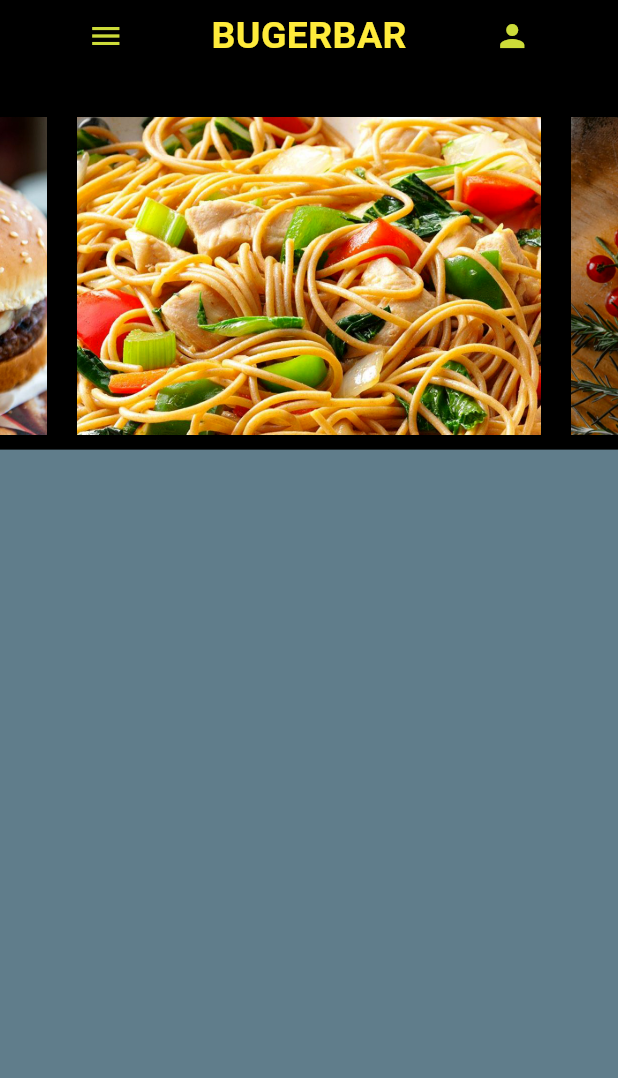
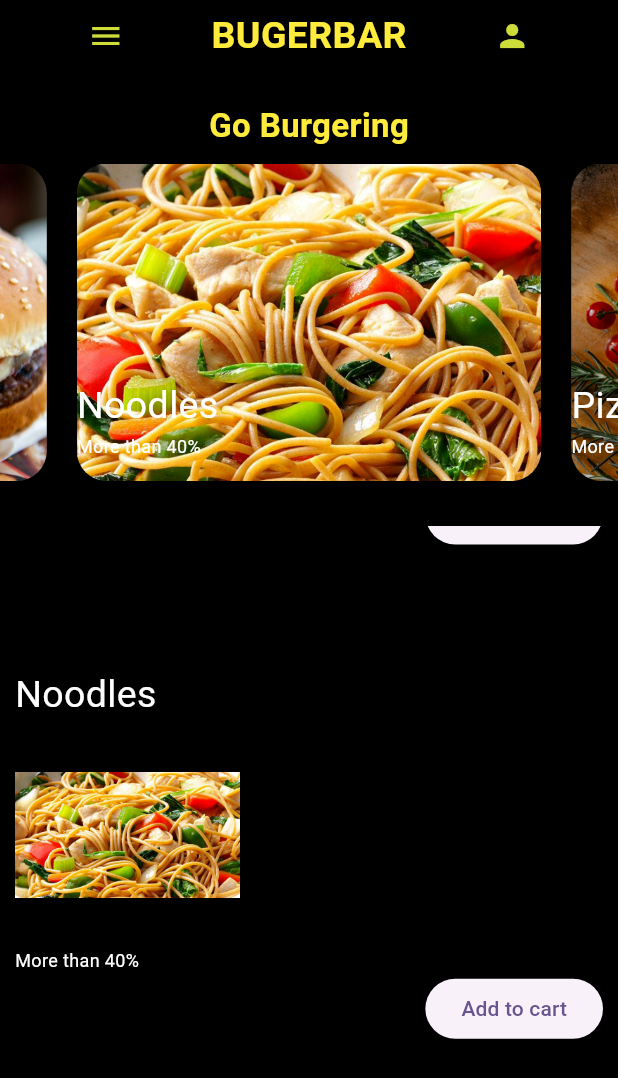
Before and after one commit to EhsaanIlyas456/Restaurant_App, a Flutter app: the screen it shows after launch, on a phone screen of 412 x 824 dp. Shown: the top 1078 px of the screen. Run offline on Flutter 3.47's test engine with Material 3 defaults, Android fonts, the light colour scheme and no system bars; Roboto replaces fonts that are missing (New Times Roman).

Commit message:
I have created a Vertical and Horizontal Slider of Cart items

```diff
--- a/lib/Hompage.dart
+++ b/lib/Hompage.dart
@@ -15,7 +15,7 @@ class _HompageState extends State<Hompage> {
     var screenheight=MediaQuery.of(context).size.height;
     var screenwidth=MediaQuery.of(context).size.width;
        return Scaffold(
-         backgroundColor: Colors.blueGrey,
+         backgroundColor: Colors.black,
          body: Container(
            width: screenwidth,
            height: screenheight,
@@ -23,6 +23,9 @@ class _HompageState extends State<Hompage> {
            child: SafeArea(
              child:SingleChildScrollView(
 
+               child: Column(
+                 children: [
+                   SingleChildScrollView(
                      child: Container(
                      color:Colors.black,
                        child: Column(
@@ -44,11 +47,29 @@ class _HompageState extends State<Hompage> {
                          SizedBox(
                            height: 20,
                          ),
+                           Container(
+                             child: Text("Go Burgering", style: TextStyle(fontSize: 22,color:Colors.yellow,fontWeight: FontWeight.bold)),
+
+                           ),
+                           BannerAreaV(),
+                           SizedBox(
+                             height: 20,
+                           ),
                            BannerArea(),
+
                          ],
 
 
+
                        ),
+                     ),
+                   ),
+                  SizedBox(
+                    height:15,
+
+                  ),
+
+                 ],
                ),
 
 
@@ -70,16 +91,12 @@ class _HompageState extends State<Hompage> {
 var bannerItems=["Burger","Noodles","Pizza","Hawkers","bluehill",];
 var bannerImage= ["images/burger.jpg","images/noodles.jpg", "images/pizza.jpg", "images/hawkers.jpg","images/bluehill.jpg"];
 class BannerArea extends StatelessWidget {
-  const BannerArea({super.key});
+  const BannerArea({Key? key}) : super(key: key);
 
   @override
   Widget build(BuildContext context) {
-
-    var screenwidth=MediaQuery.of(context).size.width;
-    PageController controller=PageController(viewportFraction: 0.8,initialPage: 1);
-
- int x=0;
-// Assuming bannerImage and bannerItems have the same length
+    var screenwidth = MediaQuery.of(context).size.height*0.5;
+    PageController controller = PageController(viewportFraction: 0.8, initialPage: 1);
 
     List<Widget> banners = [];
 
@@ -91,7 +108,48 @@ class BannerArea extends StatelessWidget {
             child: Stack(
               fit: StackFit.expand,
               children: <Widget>[
-                Image.asset(bannerImage[x], fit: BoxFit.cover),
+
+                ClipRRect(
+                  borderRadius: BorderRadius.all(Radius.circular(20.0)),
+
+
+
+                ),
+                Column(
+                  mainAxisAlignment: MainAxisAlignment.end,
+                  crossAxisAlignment: CrossAxisAlignment.start,
+                  children: <Widget>[
+                    Text(bannerItems[x], style: TextStyle(fontSize: 25.0, color: Colors.white)),
+                    Image.asset(
+                      bannerImage[x],
+                      height: 150,
+                      width: 150,
+                    ),
+
+
+                    Text(
+                      "More than 40%",
+                      style: TextStyle(fontSize: 12.0, color: Colors.white),
+                    ),
+                    Row(
+
+                      mainAxisAlignment: MainAxisAlignment.end,
+                      crossAxisAlignment: CrossAxisAlignment.end,
+                      children:<Widget>[
+                        ElevatedButton(
+                          onPressed: () {
+                            // Your button press logic here
+                          },
+                          child: Text('Add to cart'), // You can replace this with any widget as your button label
+                        )
+
+                      ]
+                    ),
+                    SizedBox(
+                      height: 15,
+                    ),
+                  ],
+                )
               ],
             ),
           ),
@@ -106,21 +164,15 @@ class BannerArea extends StatelessWidget {
       }
     }
 
-// Rest of your code...
-
-
-
-
     return Container(
-      width: screenwidth,
-      height: screenwidth*9/16,
-      child: banners.isNotEmpty ? PageView(
-        controller:controller ,
-        scrollDirection: Axis.horizontal,
+      height: screenwidth,
+      child: banners.isNotEmpty
+          ? PageView(
+        controller: controller,
+        scrollDirection: Axis.vertical,
         children: banners,
-
-      ): Container(),
-
+      )
+          : Container(),
     );
   }
 }
@@ -172,3 +224,89 @@ class _MenulistState extends State<Menulist> {
     );
   }
 }
+
+var bannerItemsk=["Burger","Noodles","Pizza","Hawkers","bluehill",];
+var bannerImagek= ["images/burger.jpg","images/noodles.jpg", "images/pizza.jpg", "images/hawkers.jpg","images/bluehill.jpg"];
+class BannerAreaV extends StatelessWidget {
+  const BannerAreaV({super.key});
+
+  @override
+  Widget build(BuildContext context) {
+
+    var screenwidth=MediaQuery.of(context).size.width;
+    PageController controller=PageController(viewportFraction: 0.8,initialPage: 1);
+
+    int x=0;
+// Assuming bannerImage and bannerItems have the same length
+
+    List<Widget> banners = [];
+
+    for (int x = 0; x < bannerItemsk.length; x++) {
+      if (x < bannerImagek.length) {
+        var bannerView = Padding(
+            padding: EdgeInsets.all(10.0),
+            child: Container(
+              child: Stack(
+                fit: StackFit.expand,
+                children: <Widget>[
+                  ClipRRect(
+                    borderRadius: BorderRadius.all(Radius.circular(20.0)),
+                    child: Image.asset(bannerImagek[x], fit: BoxFit.cover),
+                  ),
+
+
+                  Column(
+
+                    mainAxisAlignment: MainAxisAlignment.end,
+                    crossAxisAlignment: CrossAxisAlignment.start,
+                    children:<Widget>[
+                      Text(bannerItemsk[x],style: TextStyle(fontSize: 25.0,color: Colors.white),),
+                      Text(
+                        "More than 40%",
+                        style: TextStyle(fontSize: 12.0,color:Colors.white),
+                      ),
+                      SizedBox(
+                        height:15,
+                      ),
+
+
+                    ],
+
+
+                  )
+
+
+
+                ],
+
+
+              ),
+            ));
+
+        banners.add(bannerView);
+      } else {
+        print('Warning: Index $x is out of range for bannerImage. Skipping...');
+        // Optionally, you can provide a default image here.
+        // For now, I'm skipping the iteration.
+        continue;
+      }
+    }
+
+    // Rest of your code...
+
+
+
+
+    return Container(
+      width: screenwidth,
+      height: screenwidth*9/16,
+      child: banners.isNotEmpty ? PageView(
+        controller:controller ,
+        scrollDirection: Axis.horizontal,
+        children: banners,
+
+      ): Container(),
+
+    );
+  }
+}
```
Also changed, not shown: lib/Checkoutpage.dart (+15 -6 lines), lib/ListView.dart (added, +40 -0 lines). Lines whose indentation alone changed are shown as unchanged.
